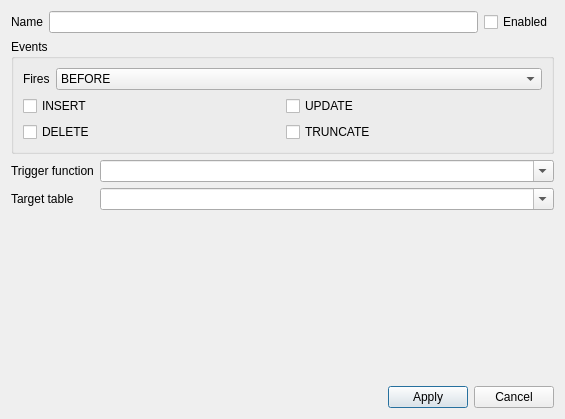
CuriousCrow/polymorph-sql, file forms/triggereditform.ui: the form before one commit.
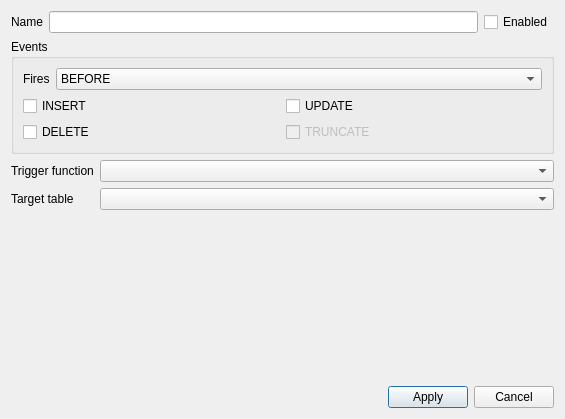
The form after the commit.

Commit message: (#40) Отображение списка функций и таблиц на форме редактирования триггера.

What changed in the file:
```diff
--- a/forms/triggereditform.ui
+++ b/forms/triggereditform.ui
@@ -97,6 +97,9 @@
         </item>
         <item row="1" column="1">
          <widget class="QCheckBox" name="chkTruncateEvent">
+          <property name="enabled">
+           <bool>false</bool>
+          </property>
           <property name="text">
            <string>TRUNCATE</string>
           </property>
@@ -112,7 +115,7 @@
      <item row="1" column="1">
       <widget class="QComboBox" name="cmbFunction">
        <property name="editable">
-        <bool>true</bool>
+        <bool>false</bool>
        </property>
       </widget>
      </item>
@@ -132,7 +135,7 @@
      <item row="3" column="1">
       <widget class="QComboBox" name="cmbTargetTable">
        <property name="editable">
-        <bool>true</bool>
+        <bool>false</bool>
        </property>
       </widget>
      </item>
```
The commit also changes 3 other files.
